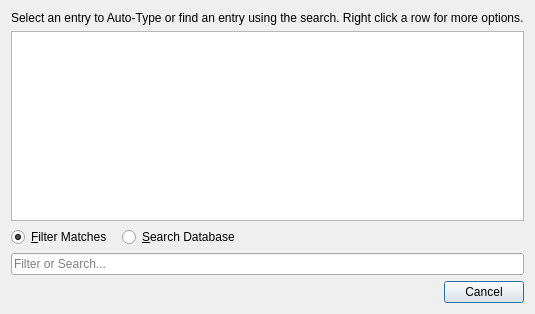
The window that src/autotype/AutoTypeSelectDialog.ui (hifi/keepassxc) describes before a commit, drawn with Qt 5.
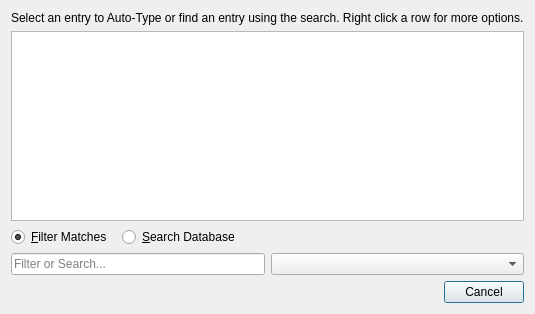
The same window after the commit. Custom widgets are drawn as their Qt base class.

Commit message: Auto-type sequence selection from a combobox

Diff of the .ui file:
```diff
--- a/src/autotype/AutoTypeSelectDialog.ui
+++ b/src/autotype/AutoTypeSelectDialog.ui
@@ -76,7 +76,15 @@
     </widget>
    </item>
    <item>
+    <layout class="QHBoxLayout" name="horizontalLayout">
+     <item>
     <widget class="QLineEdit" name="search">
+       <property name="sizePolicy">
+        <sizepolicy hsizetype="Preferred" vsizetype="Fixed">
+         <horstretch>0</horstretch>
+         <verstretch>0</verstretch>
+        </sizepolicy>
+       </property>
      <property name="placeholderText">
       <string>Filter or Search...</string>
      </property>
@@ -86,6 +94,18 @@
     </widget>
    </item>
    <item>
+      <widget class="QComboBox" name="action">
+       <property name="sizePolicy">
+        <sizepolicy hsizetype="Preferred" vsizetype="Fixed">
+         <horstretch>0</horstretch>
+         <verstretch>0</verstretch>
+        </sizepolicy>
+       </property>
+      </widget>
+     </item>
+    </layout>
+   </item>
+   <item>
     <widget class="QDialogButtonBox" name="buttonBox">
      <property name="standardButtons">
       <set>QDialogButtonBox::Cancel</set>
```
Left out of the diff: 1 changed line with no effect on the pictures. Lines whose indentation alone changed are shown as unchanged. The commit also changes 2 other files.
